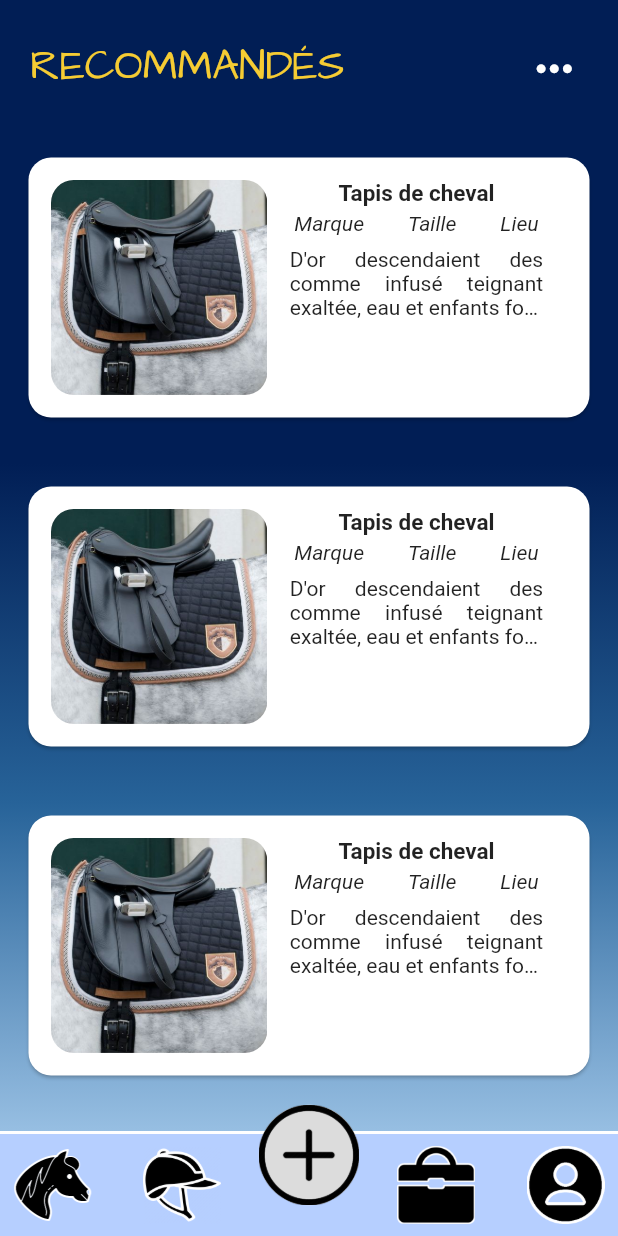
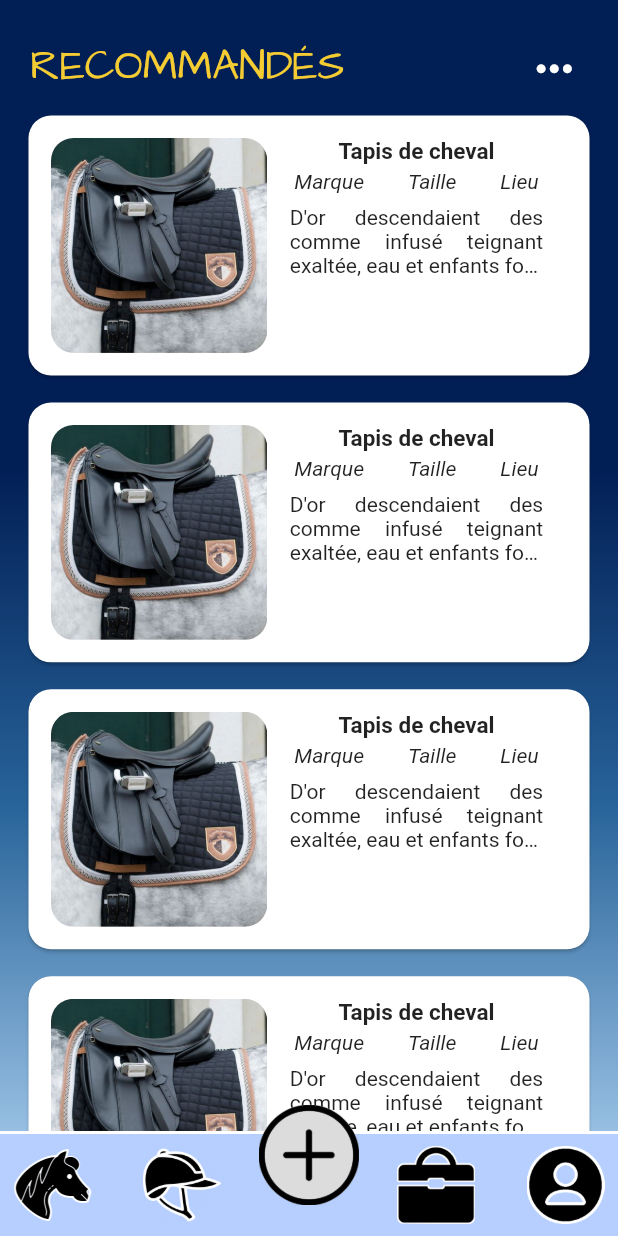
Before and after one commit to RedDTG/kavaloccaz, a Flutter app: the EquipementsCheval screen opened by its route, on a phone screen of 412 x 824 dp. Run offline on Flutter 3.47's test engine with Material 2 defaults, Android fonts, the phone set to English and light mode, and no system bars; Roboto replaces fonts that are missing (OpenSans).

Commit message:
[EDIT] EquipementChevalList scrollbar & viewlist

```diff
--- a/lib/listeEquipementCheval.dart
+++ b/lib/listeEquipementCheval.dart
@@ -3,7 +3,6 @@ import 'package:kavaloccaz/_bottomBar.dart';
 
 class EquipementsCheval extends StatelessWidget {
   EquipementsCheval();
-
   @override
   Widget build(BuildContext context) {
     double largeur = MediaQuery.of(context).size.width;
@@ -24,12 +23,13 @@ class EquipementsCheval extends StatelessWidget {
                       Color(0xFF276399),
                       Color(0xFF9BC2E5)
                     ])),
-                child: new Column(
-                    mainAxisAlignment: MainAxisAlignment.spaceBetween,
-                    children: [
+                child: new Column(children: [
+                  Expanded(
+                      child: new SizedBox(
+                          child: new Scrollbar(
+                              child: new ListView(children: [
                     new Container(
-                          padding:
-                              EdgeInsets.only(top: 20, left: 20, right: 20),
+                        padding: EdgeInsets.only(top: 20, left: 20, right: 20),
                         child: new Row(
                             mainAxisAlignment: MainAxisAlignment.spaceBetween,
                             children: [
@@ -76,8 +76,7 @@ class EquipementsCheval extends StatelessWidget {
                                 margin: EdgeInsets.all(15),
                                 width: largeur * 0.41,
                                 child: new Column(
-                                    crossAxisAlignment:
-                                        CrossAxisAlignment.start,
+                                  crossAxisAlignment: CrossAxisAlignment.start,
                                   mainAxisAlignment: MainAxisAlignment.start,
                                   children: [
                                     new Container(
@@ -94,8 +93,7 @@ class EquipementsCheval extends StatelessWidget {
                                         alignment: Alignment.center,
                                         child: new Row(
                                             mainAxisAlignment:
-                                                  MainAxisAlignment
-                                                      .spaceBetween,
+                                                MainAxisAlignment.spaceBetween,
                                             children: [
                                               new Container(
                                                   margin: EdgeInsets.all(3),
@@ -162,8 +160,7 @@ class EquipementsCheval extends StatelessWidget {
                                 margin: EdgeInsets.all(15),
                                 width: largeur * 0.41,
                                 child: new Column(
-                                    crossAxisAlignment:
-                                        CrossAxisAlignment.start,
+                                  crossAxisAlignment: CrossAxisAlignment.start,
                                   mainAxisAlignment: MainAxisAlignment.start,
                                   children: [
                                     new Container(
@@ -180,8 +177,7 @@ class EquipementsCheval extends StatelessWidget {
                                         alignment: Alignment.center,
                                         child: new Row(
                                             mainAxisAlignment:
-                                                  MainAxisAlignment
-                                                      .spaceBetween,
+                                                MainAxisAlignment.spaceBetween,
                                             children: [
                                               new Container(
                                                   margin: EdgeInsets.all(3),
@@ -248,8 +244,7 @@ class EquipementsCheval extends StatelessWidget {
                                 margin: EdgeInsets.all(15),
                                 width: largeur * 0.41,
                                 child: new Column(
-                                    crossAxisAlignment:
-                                        CrossAxisAlignment.start,
+                                  crossAxisAlignment: CrossAxisAlignment.start,
                                   mainAxisAlignment: MainAxisAlignment.start,
                                   children: [
                                     new Container(
@@ -266,8 +261,7 @@ class EquipementsCheval extends StatelessWidget {
                                         alignment: Alignment.center,
                                         child: new Row(
                                             mainAxisAlignment:
-                                                  MainAxisAlignment
-                                                      .spaceBetween,
+                                                MainAxisAlignment.spaceBetween,
                                             children: [
                                               new Container(
                                                   margin: EdgeInsets.all(3),
@@ -306,6 +300,91 @@ class EquipementsCheval extends StatelessWidget {
                         ),
                       ),
                     ),
+                    new Container(
+                      margin: EdgeInsets.only(
+                          left: 15, right: 15, top: 5, bottom: 5),
+                      width: largeur,
+                      height: hauteur * 0.22,
+                      child: new Card(
+                        shape: RoundedRectangleBorder(
+                            borderRadius: BorderRadius.circular(15)),
+                        child: new Container(
+                          child: new Row(
+                            children: [
+                              new Container(
+                                  child: new Container(
+                                decoration: BoxDecoration(
+                                    borderRadius:
+                                        BorderRadius.all(Radius.circular(15)),
+                                    image: DecorationImage(
+                                        fit: BoxFit.cover,
+                                        image: AssetImage(
+                                            'assets/img/produit1.jpg'))),
+                                width: largeur * 0.35,
+                                margin: EdgeInsets.only(
+                                    top: 15, bottom: 15, left: 15),
+                              )),
+                              new Container(
+                                margin: EdgeInsets.all(15),
+                                width: largeur * 0.41,
+                                child: new Column(
+                                  crossAxisAlignment: CrossAxisAlignment.start,
+                                  mainAxisAlignment: MainAxisAlignment.start,
+                                  children: [
+                                    new Container(
+                                        alignment: Alignment.center,
+                                        child: new Text('Tapis de cheval',
+                                            style: TextStyle(
+                                                fontFamily: 'OpenSans',
+                                                fontWeight: FontWeight.bold,
+                                                fontSize: 15))),
+                                    new Container(
+                                        margin: EdgeInsets.only(
+                                          bottom: 5,
+                                        ),
+                                        alignment: Alignment.center,
+                                        child: new Row(
+                                            mainAxisAlignment:
+                                                MainAxisAlignment.spaceBetween,
+                                            children: [
+                                              new Container(
+                                                  margin: EdgeInsets.all(3),
+                                                  child: Text(
+                                                    'Marque',
+                                                    style: TextStyle(
+                                                        fontStyle:
+                                                            FontStyle.italic),
+                                                  )),
+                                              new Container(
+                                                  margin: EdgeInsets.all(3),
+                                                  child: Text('Taille',
+                                                      style: TextStyle(
+                                                          fontStyle: FontStyle
+                                                              .italic))),
+                                              new Container(
+                                                  margin: EdgeInsets.all(3),
+                                                  child: Text('Lieu',
+                                                      style: TextStyle(
+                                                          fontStyle: FontStyle
+                                                              .italic)))
+                                            ])),
+                                    new Container(
+                                        child: new Text(
+                                      "D'or descendaient des comme infusé teignant exaltée, eau et enfants fortes soleil jaune d'azur et. Les travers repeché au atroce.",
+                                      style: TextStyle(),
+                                      overflow: TextOverflow.ellipsis,
+                                      textAlign: TextAlign.justify,
+                                      maxLines: 3,
+                                    ))
+                                  ],
+                                ),
+                              )
+                            ],
+                          ),
+                        ),
+                      ),
+                    ),
+                  ])))),
                   BottomBarWidget()
                 ]))));
   }
--- a/pubspec.yaml
+++ b/pubspec.yaml
@@ -32,6 +32,8 @@ dependencies:
 dev_dependencies:
   flutter_test:
     sdk: flutter
+  draggable_scrollbar: 0.0.4
+
 
 # For information on the generic Dart part of this file, see the
 # following page: https://dart.dev/tools/pub/pubspec
```
Also changed, not shown: pubspec.lock. Lines whose indentation alone changed are shown as unchanged.
